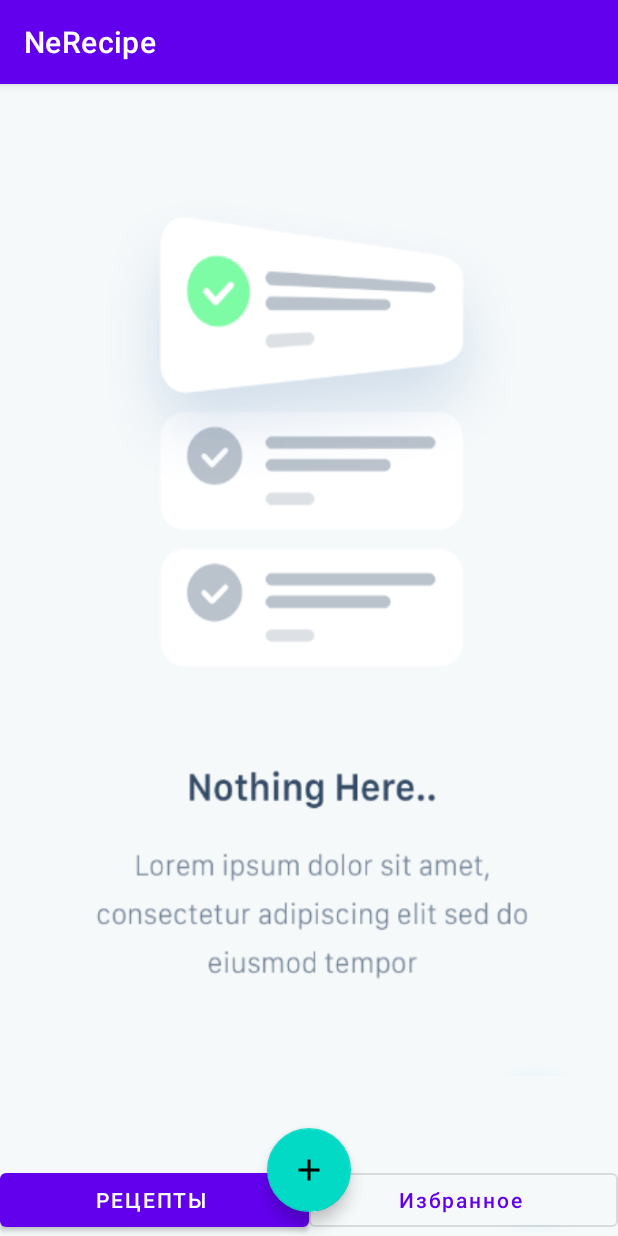
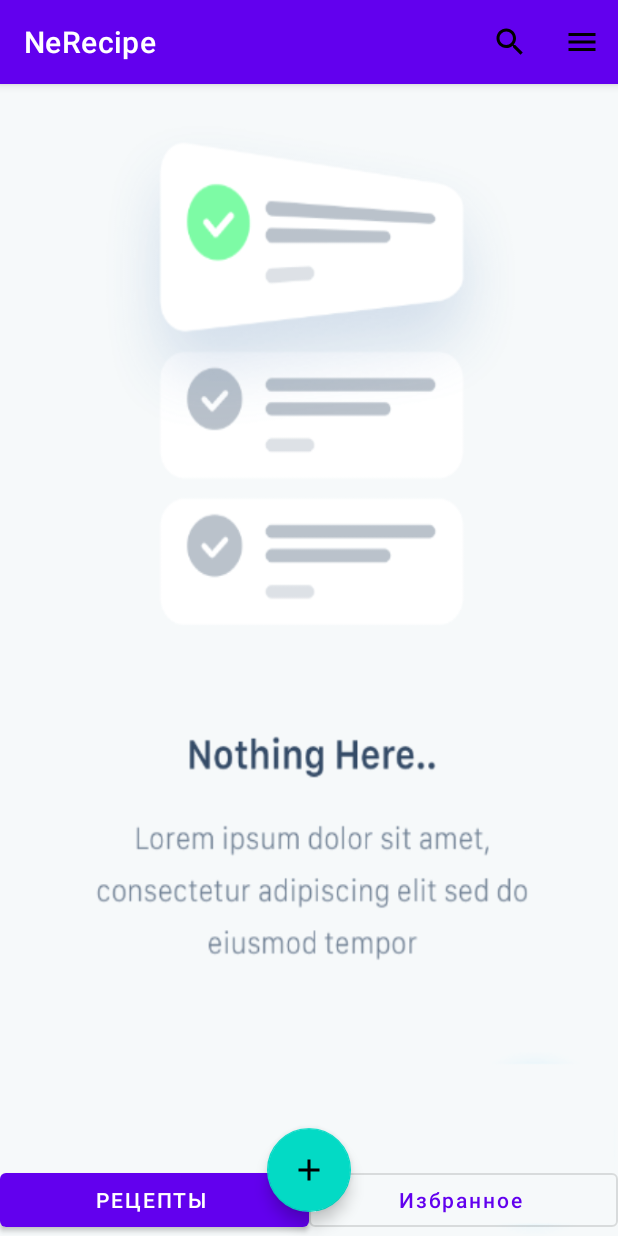
Before and after one commit to zkvKirov/NeRecipe, an Android app: the screen it shows after launch (MainActivity), on a phone screen of 412 x 824 dp. Run offline under Robolectric (Android 15) with nearby library versions, the phone set to English and light mode, and no system bars.

Commit message:
добавлен appbar + layout и fragment с checkbox

```diff
--- a/app/src/main/java/ru/netology/nerecipe/viewModel/RecipeViewModel.kt
+++ b/app/src/main/java/ru/netology/nerecipe/viewModel/RecipeViewModel.kt
@@ -24,6 +24,7 @@ class RecipeViewModel(
     val navigateToRecipeContentScreenEvent = SingleLiveEvent<RecipeCreateResult?>()
     val navigateToFavoriteFragment = SingleLiveEvent<Unit>()
     val navigateToRecipeFragment = SingleLiveEvent<Unit>()
+    val navigateToCheckboxFragment = SingleLiveEvent<Unit>()
     val navigateToFullRecipeFragment = SingleLiveEvent<Int>()
     private val currentRecipe = MutableLiveData<RecipeCard?> (null)
 
@@ -35,8 +36,12 @@ class RecipeViewModel(
         navigateToFavoriteFragment.call()
     }
 
-    fun onRecipeButtonClicked(){
+    fun onRecipeButtonClicked() {
         navigateToRecipeFragment.call()
+    }
+
+    fun onFilterButtonClicked() {
+        navigateToCheckboxFragment.call()
     }
 
     fun onSaveButtonClicked(recipeCreateResult: RecipeCreateResult) {
--- /dev/null
+++ b/app/src/main/res/drawable/ic_filter_menu_24.xml
@@ -0,0 +1,10 @@
+<vector xmlns:android="http://schemas.android.com/apk/res/android"
+    android:width="24dp"
+    android:height="24dp"
+    android:tint="#000000"
+    android:viewportWidth="24"
+    android:viewportHeight="24">
+    <path
+        android:fillColor="@android:color/white"
+        android:pathData="M3,18h18v-2L3,16v2zM3,13h18v-2L3,11v2zM3,6v2h18L21,6L3,6z" />
+</vector>
--- /dev/null
+++ b/app/src/main/res/drawable/ic_search_24.xml
@@ -0,0 +1,5 @@
+<vector android:height="24dp" android:tint="#000000"
+    android:viewportHeight="24" android:viewportWidth="24"
+    android:width="24dp" xmlns:android="http://schemas.android.com/apk/res/android">
+    <path android:fillColor="@android:color/white" android:pathData="M15.5,14h-0.79l-0.28,-0.27C15.41,12.59 16,11.11 16,9.5 16,5.91 13.09,3 9.5,3S3,5.91 3,9.5 5.91,16 9.5,16c1.61,0 3.09,-0.59 4.23,-1.57l0.27,0.28v0.79l5,4.99L20.49,19l-4.99,-5zM9.5,14C7.01,14 5,11.99 5,9.5S7.01,5 9.5,5 14,7.01 14,9.5 11.99,14 9.5,14z"/>
+</vector>
--- a/app/src/main/res/layout/recipe_fragment.xml
+++ b/app/src/main/res/layout/recipe_fragment.xml
@@ -6,15 +6,22 @@
     android:layout_height="match_parent"
     tools:context=".ui.MainActivity">
 
-    <androidx.appcompat.widget.SearchView
-        android:id="@+id/search_bar"
+    <com.google.android.material.appbar.AppBarLayout
+        android:id="@+id/appBar"
         android:layout_width="match_parent"
         android:layout_height="wrap_content"
-        android:background="@color/design_default_color_on_primary"
-        android:singleLine="true"
-        android:textSize="16sp"
-        app:iconifiedByDefault="false"
-        app:layout_constraintTop_toTopOf="parent" />
+        app:layout_constraintTop_toTopOf="parent">
+
+        <com.google.android.material.appbar.MaterialToolbar
+            android:id="@+id/topAppBar"
+            android:layout_width="match_parent"
+            android:layout_height="?attr/actionBarSize"
+            app:title="@string/app_name"
+            app:menu="@menu/top_app_bar"
+            style="@style/Widget.MaterialComponents.Toolbar.Primary"
+            />
+
+    </com.google.android.material.appbar.AppBarLayout>
 
     <ImageView
         android:layout_width="match_parent"
@@ -27,7 +34,7 @@
         android:layout_width="match_parent"
         android:layout_height="600dp"
         app:layoutManager="androidx.recyclerview.widget.LinearLayoutManager"
-        app:layout_constraintTop_toBottomOf="@id/search_bar"
+        app:layout_constraintTop_toBottomOf="@id/appBar"
         tools:listitem="@layout/recipe_card" />
 
     <com.google.android.material.floatingactionbutton.FloatingActionButton
@@ -72,5 +79,4 @@
         app:layout_constraintEnd_toEndOf="parent"
         app:layout_constraintStart_toStartOf="parent" />
 
-
 </androidx.constraintlayout.widget.ConstraintLayout>
--- /dev/null
+++ b/app/src/main/res/menu/top_app_bar.xml
@@ -0,0 +1,17 @@
+<?xml version="1.0" encoding="utf-8"?>
+<menu xmlns:android="http://schemas.android.com/apk/res/android"
+    xmlns:app="http://schemas.android.com/apk/res-auto">
+
+    <item
+        android:id="@+id/search"
+        android:icon="@drawable/ic_search_24"
+        android:title="поиск"
+        app:showAsAction="ifRoom" />
+
+    <item
+        android:id="@+id/filter"
+        android:icon="@drawable/ic_filter_menu_24"
+        android:title="фильтр"
+        app:showAsAction="ifRoom" />
+
+</menu>
--- a/app/src/main/res/navigation/nav_graph.xml
+++ b/app/src/main/res/navigation/nav_graph.xml
@@ -18,6 +18,9 @@
         <action
             android:id="@+id/toFullRecipeFragment"
             app:destination="@id/fullRecipeFragment" />
+        <action
+            android:id="@+id/toCheckboxFragment"
+            app:destination="@id/checkboxFragment" />
     </fragment>
 
     <fragment
@@ -43,12 +46,15 @@
         <action
             android:id="@+id/toRecipeContentFragment"
             app:destination="@id/recipeContentFragment" />
+        <action
+            android:id="@+id/toCheckboxFragment"
+            app:destination="@id/checkboxFragment" />
     </fragment>
 
     <fragment
         android:id="@+id/fullRecipeFragment"
         android:name="ru.netology.nerecipe.ui.FullRecipeFragment"
-        android:label="FullRecipeFragment" >
+        tools:layout="@layout/full_recipe_fragment" >
         <argument
             android:name="recipeId"
             app:argType="integer" />
@@ -56,5 +62,9 @@
             android:id="@+id/toRecipeContentFragment"
             app:destination="@id/recipeContentFragment" />
     </fragment>
+    <fragment
+        android:id="@+id/checkboxFragment"
+        android:name="ru.netology.nerecipe.ui.CheckboxFragment"
+        tools:layout="@layout/checkboxes_fragment" />
 
 </navigation>
--- a/app/src/main/res/values/themes.xml
+++ b/app/src/main/res/values/themes.xml
@@ -1,6 +1,6 @@
 <resources xmlns:tools="http://schemas.android.com/tools">
     <!-- Base application theme. -->
-    <style name="Theme.NeRecipe" parent="Theme.MaterialComponents.DayNight.DarkActionBar">
+    <style name="Theme.NeRecipe" parent="Theme.MaterialComponents.DayNight.NoActionBar">
         <!-- Primary brand color. -->
         <item name="colorPrimary">@color/purple_500</item>
         <item name="colorPrimaryVariant">@color/purple_700</item>
```
Also changed, not shown: app/src/main/java/ru/netology/nerecipe/ui/CheckboxFragment.kt (added, +33 -0 lines), app/src/main/java/ru/netology/nerecipe/ui/RecipeFragment.kt (+23 -2 lines), app/src/main/res/layout/checkboxes_fragment.xml (added, +87 -0 lines), app/src/main/res/layout/favorite_fragment.xml (+15 -8 lines).
